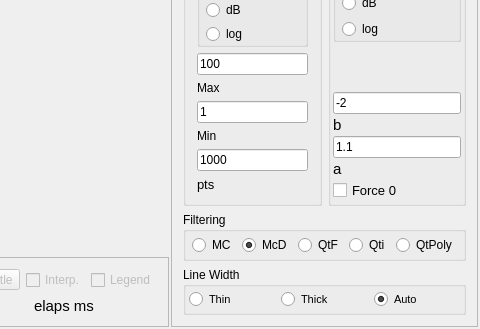
Before: the Qt Designer form MainWindow.ui in max-privato/TestCLineChart, drawn with Qt 5; both pictures show x 237 to 717 and y 106 to 435 of the 717 by 435 pixel window.
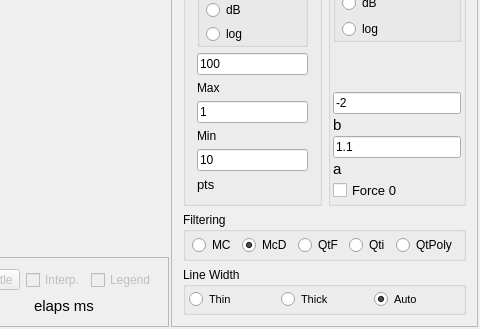
After: the same form once the commit is applied. Custom widgets are drawn as their Qt base class.

Commit message:
CLineChart fixes related to DrawCurvesD
1) the plotPen styel was not updated to recent changes in DrawCurves()
2) a path.moveTo() was displaced with respect to drawCurves(), and is
put in the right position.
2) McD filtering was never activated because of a missing if near the
end of doPlot()

```diff
--- a/MainWindow.ui
+++ b/MainWindow.ui
@@ -625,7 +625,7 @@
                </font>
               </property>
               <property name="text">
-               <string>1000</string>
+               <string>10</string>
               </property>
              </widget>
             </item>
```
The commit also changes 2 other files.
